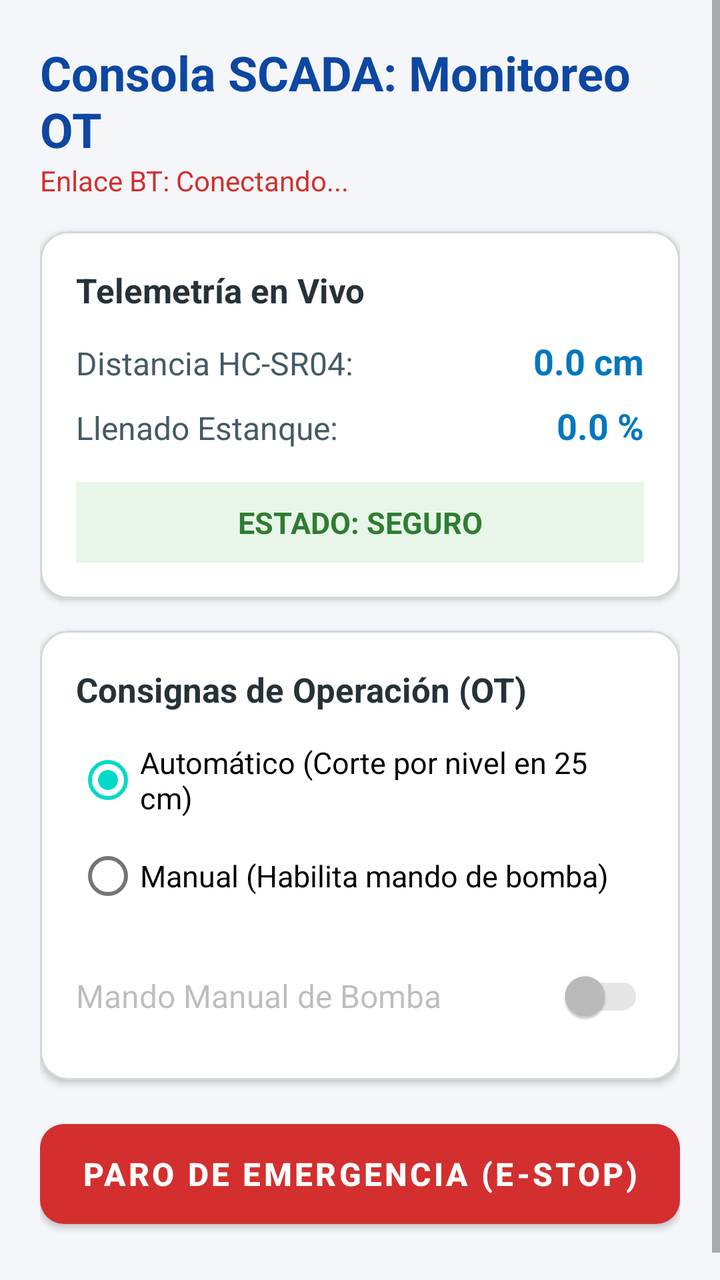
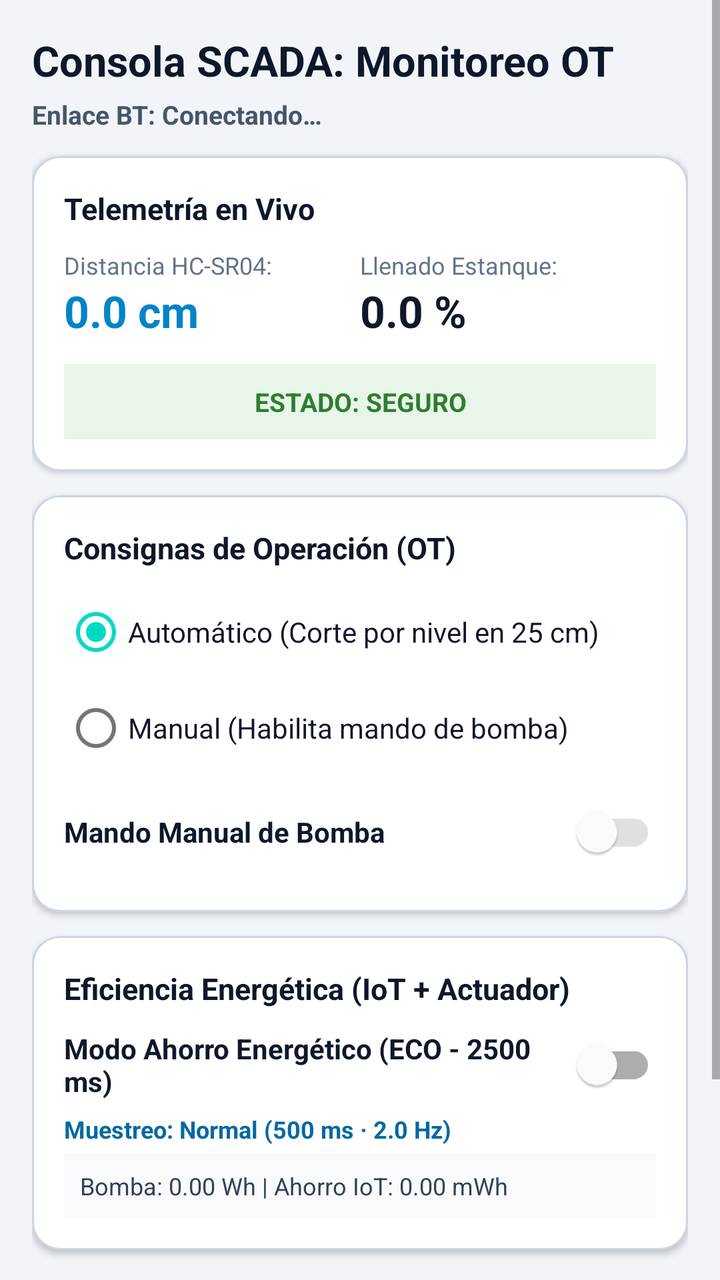

Before-and-after screenshots of an Android layout around one commit, followed by the original layout XML and the change that was made.
<!-- AndroidManifest.xml: application theme Theme.MaterialComponents.DayNight.NoActionBar -->
<!-- res/layout/activity_monitoreo.xml -->
<?xml version="1.0" encoding="utf-8"?>
<ScrollView xmlns:android="http://schemas.android.com/apk/res/android"
    xmlns:app="http://schemas.android.com/apk/res-auto"
    android:layout_width="match_parent"
    android:layout_height="match_parent"
    android:background="#F4F6F9"
    android:fillViewport="true">

    <LinearLayout
        android:layout_width="match_parent"
        android:layout_height="wrap_content"
        android:orientation="vertical"
        android:padding="20dp">

        
        <TextView
            android:layout_width="wrap_content"
            android:layout_height="wrap_content"
            android:text="Consola SCADA: Monitoreo OT"
            android:textSize="24sp"
            android:textStyle="bold"
            android:textColor="#0D47A1" />

        <TextView
            android:id="@+id/tvEstadoEnlaceBT"
            android:layout_width="wrap_content"
            android:layout_height="wrap_content"
            android:text="Enlace BT: Conectando..."
            android:textSize="14sp"
            android:textColor="#D32F2F"
            android:layout_marginBottom="16dp" />

        
        <com.google.android.material.card.MaterialCardView
            android:layout_width="match_parent"
            android:layout_height="wrap_content"
            app:cardCornerRadius="14dp"
            app:cardElevation="2dp"
            app:strokeColor="#CFD8DC"
            app:strokeWidth="1dp"
            android:layout_marginBottom="16dp">

            <LinearLayout
                android:layout_width="match_parent"
                android:layout_height="wrap_content"
                android:orientation="vertical"
                android:padding="18dp">

                <TextView
                    android:layout_width="wrap_content"
                    android:layout_height="wrap_content"
                    android:text="Telemetría en Vivo"
                    android:textStyle="bold"
                    android:textSize="17sp"
                    android:textColor="#263238" />

                <LinearLayout
                    android:layout_width="match_parent"
                    android:layout_height="wrap_content"
                    android:orientation="horizontal"
                    android:layout_marginTop="12dp">

                    <TextView
                        android:layout_width="0dp"
                        android:layout_height="wrap_content"
                        android:layout_weight="1"
                        android:text="Distancia HC-SR04:"
                        android:textSize="16sp"
                        android:textColor="#455A64" />

                    <TextView
                        android:id="@+id/tvDistanciaSCADA"
                        android:layout_width="wrap_content"
                        android:layout_height="wrap_content"
                        android:text="0.0 cm"
                        android:textSize="18sp"
                        android:textStyle="bold"
                        android:textColor="#0277BD" />
                </LinearLayout>

                <LinearLayout
                    android:layout_width="match_parent"
                    android:layout_height="wrap_content"
                    android:orientation="horizontal"
                    android:layout_marginTop="8dp">

                    <TextView
                        android:layout_width="0dp"
                        android:layout_height="wrap_content"
                        android:layout_weight="1"
                        android:text="Llenado Estanque:"
                        android:textSize="16sp"
                        android:textColor="#455A64" />

                    <TextView
                        android:id="@+id/tvPorcentajeSCADA"
                        android:layout_width="wrap_content"
                        android:layout_height="wrap_content"
                        android:text="0.0 %"
                        android:textSize="18sp"
                        android:textStyle="bold"
                        android:textColor="#0277BD" />
                </LinearLayout>

                <TextView
                    android:id="@+id/tvSemaforoAlerta"
                    android:layout_width="match_parent"
                    android:layout_height="wrap_content"
                    android:text="ESTADO: SEGURO"
                    android:textAlignment="center"
                    android:textStyle="bold"
                    android:textSize="15sp"
                    android:textColor="#2E7D32"
                    android:background="#E8F5E9"
                    android:padding="10dp"
                    android:layout_marginTop="16dp" />
            </LinearLayout>
        </com.google.android.material.card.MaterialCardView>

        
        <com.google.android.material.card.MaterialCardView
            android:id="@+id/cardControlesOT"
            android:layout_width="match_parent"
            android:layout_height="wrap_content"
            app:cardCornerRadius="14dp"
            app:cardElevation="2dp"
            app:strokeColor="#CFD8DC"
            app:strokeWidth="1dp"
            android:layout_marginBottom="16dp">

            <LinearLayout
                android:layout_width="match_parent"
                android:layout_height="wrap_content"
                android:orientation="vertical"
                android:padding="18dp">

                <TextView
                    android:layout_width="wrap_content"
                    android:layout_height="wrap_content"
                    android:text="Consignas de Operación (OT)"
                    android:textStyle="bold"
                    android:textSize="17sp"
                    android:textColor="#263238" />

                <RadioGroup
                    android:id="@+id/rgModosSCADA"
                    android:layout_width="match_parent"
                    android:layout_height="wrap_content"
                    android:layout_marginTop="10dp">

                    <RadioButton
                        android:id="@+id/rbAuto"
                        android:layout_width="match_parent"
                        android:layout_height="wrap_content"
                        android:text="Automático (Corte por nivel en 25 cm)"
                        android:textSize="15sp"
                        android:checked="true" />

                    <RadioButton
                        android:id="@+id/rbManual"
                        android:layout_width="match_parent"
                        android:layout_height="wrap_content"
                        android:text="Manual (Habilita mando de bomba)"
                        android:textSize="15sp" />
                </RadioGroup>

                
                <androidx.appcompat.widget.SwitchCompat
                    android:id="@+id/switchMandoManual"
                    android:layout_width="match_parent"
                    android:layout_height="wrap_content"
                    android:text="Mando Manual de Bomba"
                    android:textSize="16sp"
                    android:enabled="false"
                    android:layout_marginTop="12dp" />
            </LinearLayout>
        </com.google.android.material.card.MaterialCardView>

        
        <com.google.android.material.button.MaterialButton
            android:id="@+id/btnParoEmergencia"
            android:layout_width="match_parent"
            android:layout_height="62dp"
            android:text="PARO DE EMERGENCIA (E-STOP)"
            android:textStyle="bold"
            android:textSize="16sp"
            app:cornerRadius="12dp"
            app:backgroundTint="#D32F2F"
            android:layout_marginBottom="16dp" />

    </LinearLayout>
</ScrollView>
<!-- resources referenced by this layout -->
<resources>

</resources>

<!-- the commit's change to res/layout/activity_monitoreo.xml (unified diff, before → after) -->
@@ -3,190 +3,260 @@
     xmlns:app="http://schemas.android.com/apk/res-auto"
     android:layout_width="match_parent"
     android:layout_height="match_parent"
-    android:background="#F4F6F9"
+    android:background="#F1F5F9"
     android:fillViewport="true">
 
     <LinearLayout
         android:layout_width="match_parent"
         android:layout_height="wrap_content"
         android:orientation="vertical"
-        android:padding="20dp">
-
-        
+        android:padding="16dp">
+
         <TextView
             android:layout_width="wrap_content"
             android:layout_height="wrap_content"
-            android:text="Consola SCADA: Monitoreo OT"
-            android:textSize="24sp"
-            android:textStyle="bold"
-            android:textColor="#0D47A1" />
+            android:text="@string/scada_titulo"
+            android:textColor="#0F172A"
+            android:textSize="21sp"
+            android:textStyle="bold" />
 
         <TextView
             android:id="@+id/tvEstadoEnlaceBT"
-            android:layout_width="wrap_content"
-            android:layout_height="wrap_content"
-            android:text="Enlace BT: Conectando..."
-            android:textSize="14sp"
-            android:textColor="#D32F2F"
-            android:layout_marginBottom="16dp" />
+            android:layout_width="match_parent"
+            android:layout_height="wrap_content"
+            android:layout_marginTop="4dp"
+            android:text="@string/scada_estado_bt"
+            android:textColor="#475569"
+            android:textSize="13sp"
+            android:textStyle="bold" />
 
         
         <com.google.android.material.card.MaterialCardView
             android:layout_width="match_parent"
             android:layout_height="wrap_content"
+            android:layout_marginTop="12dp"
+            app:cardBackgroundColor="#FFFFFF"
             app:cardCornerRadius="14dp"
             app:cardElevation="2dp"
-            app:strokeColor="#CFD8DC"
-            app:strokeWidth="1dp"
-            android:layout_marginBottom="16dp">
+            app:strokeColor="#CBD5E1"
+            app:strokeWidth="1dp">
 
             <LinearLayout
                 android:layout_width="match_parent"
                 android:layout_height="wrap_content"
                 android:orientation="vertical"
-                android:padding="18dp">
+                android:padding="16dp">
 
                 <TextView
                     android:layout_width="wrap_content"
                     android:layout_height="wrap_content"
-                    android:text="Telemetría en Vivo"
-                    android:textStyle="bold"
-                    android:textSize="17sp"
-                    android:textColor="#263238" />
+                    android:text="@string/scada_telemetria"
+                    android:textColor="#0F172A"
+                    android:textSize="15sp"
+                    android:textStyle="bold" />
 
                 <LinearLayout
                     android:layout_width="match_parent"
                     android:layout_height="wrap_content"
-                    android:orientation="horizontal"
-                    android:layout_marginTop="12dp">
-
-                    <TextView
+                    android:layout_marginTop="10dp"
+                    android:baselineAligned="false"
+                    android:orientation="horizontal">
+
+                    <LinearLayout
                         android:layout_width="0dp"
                         android:layout_height="wrap_content"
                         android:layout_weight="1"
-                        android:text="Distancia HC-SR04:"
-                        android:textSize="16sp"
-                        android:textColor="#455A64" />
-
-                    <TextView
-                        android:id="@+id/tvDistanciaSCADA"
-                        android:layout_width="wrap_content"
-                        android:layout_height="wrap_content"
-                        android:text="0.0 cm"
-                        android:textSize="18sp"
-                        android:textStyle="bold"
-                        android:textColor="#0277BD" />
+                        android:orientation="vertical">
+
+                        <TextView
+                            android:layout_width="wrap_content"
+                            android:layout_height="wrap_content"
+                            android:text="@string/scada_distancia"
+                            android:textColor="#64748B"
+                            android:textSize="12sp" />
+
+                        <TextView
+                            android:id="@+id/tvDistanciaSCADA"
+                            android:layout_width="wrap_content"
+                            android:layout_height="wrap_content"
+                            android:text="@string/scada_distancia_inicial"
+                            android:textColor="#0284C7"
+                            android:textSize="22sp"
+                            android:textStyle="bold" />
+                    </LinearLayout>
+
+                    <LinearLayout
+                        android:layout_width="0dp"
+                        android:layout_height="wrap_content"
+                        android:layout_weight="1"
+                        android:orientation="vertical">
+
+                        <TextView
+                            android:layout_width="wrap_content"
+                            android:layout_height="wrap_content"
+                            android:text="@string/scada_llenado"
+                            android:textColor="#64748B"
+                            android:textSize="12sp" />
+
+                        <TextView
+                            android:id="@+id/tvPorcentajeSCADA"
+                            android:layout_width="wrap_content"
+                            android:layout_height="wrap_content"
+                            android:text="@string/scada_porcentaje_inicial"
+                            android:textColor="#0F172A"
+                            android:textSize="22sp"
+                            android:textStyle="bold" />
+                    </LinearLayout>
                 </LinearLayout>
 
-                <LinearLayout
-                    android:layout_width="match_parent"
-                    android:layout_height="wrap_content"
-                    android:orientation="horizontal"
-                    android:layout_marginTop="8dp">
-
-                    <TextView
-                        android:layout_width="0dp"
-                        android:layout_height="wrap_content"
-                        android:layout_weight="1"
-                        android:text="Llenado Estanque:"
-                        android:textSize="16sp"
-                        android:textColor="#455A64" />
-
-                    <TextView
-                        android:id="@+id/tvPorcentajeSCADA"
-                        android:layout_width="wrap_content"
-                        android:layout_height="wrap_content"
-                        android:text="0.0 %"
-                        android:textSize="18sp"
-                        android:textStyle="bold"
-                        android:textColor="#0277BD" />
-                </LinearLayout>
-
                 <TextView
                     android:id="@+id/tvSemaforoAlerta"
                     android:layout_width="match_parent"
                     android:layout_height="wrap_content"
-                    android:text="ESTADO: SEGURO"
-                    android:textAlignment="center"
-                    android:textStyle="bold"
-                    android:textSize="15sp"
+                    android:layout_marginTop="12dp"
+                    android:background="#E8F5E9"
+                    android:gravity="center"
+                    android:padding="10dp"
+                    android:text="@string/scada_estado_seguro"
                     android:textColor="#2E7D32"
-                    android:background="#E8F5E9"
-                    android:padding="10dp"
-                    android:layout_marginTop="16dp" />
+                    android:textSize="13sp"
+                    android:textStyle="bold" />
             </LinearLayout>
         </com.google.android.material.card.MaterialCardView>
 
         
         <com.google.android.material.card.MaterialCardView
-            android:id="@+id/cardControlesOT"
-            android:layout_width="match_parent"
-            android:layout_height="wrap_content"
+            android:layout_width="match_parent"
+            android:layout_height="wrap_content"
+            android:layout_marginTop="12dp"
+            app:cardBackgroundColor="#FFFFFF"
             app:cardCornerRadius="14dp"
             app:cardElevation="2dp"
-            app:strokeColor="#CFD8DC"
-            app:strokeWidth="1dp"
-            android:layout_marginBottom="16dp">
+            app:strokeColor="#CBD5E1"
+            app:strokeWidth="1dp">
 
             <LinearLayout
                 android:layout_width="match_parent"
                 android:layout_height="wrap_content"
                 android:orientation="vertical"
-                android:padding="18dp">
+                android:padding="16dp">
 
                 <TextView
                     android:layout_width="wrap_content"
                     android:layout_height="wrap_content"
-                    android:text="Consignas de Operación (OT)"
-                    android:textStyle="bold"
-                    android:textSize="17sp"
-                    android:textColor="#263238" />
+                    android:text="@string/scada_consignas"
+                    android:textColor="#0F172A"
+                    android:textSize="15sp"
+                    android:textStyle="bold" />
 
                 <RadioGroup
                     android:id="@+id/rgModosSCADA"
                     android:layout_width="match_parent"
                     android:layout_height="wrap_content"
-                    android:layout_marginTop="10dp">
+                    android:layout_marginTop="8dp">
 
                     <RadioButton
                         android:id="@+id/rbAuto"
                         android:layout_width="match_parent"
                         android:layout_height="wrap_content"
-                        android:text="Automático (Corte por nivel en 25 cm)"
-                        android:textSize="15sp"
-                        android:checked="true" />
+                        android:checked="true"
+                        android:text="@string/scada_modo_automatico"
+                        android:textColor="#0F172A" />
 
                     <RadioButton
                         android:id="@+id/rbManual"
                         android:layout_width="match_parent"
                         android:layout_height="wrap_content"
-                        android:text="Manual (Habilita mando de bomba)"
-                        android:textSize="15sp" />
+                        android:text="@string/scada_modo_manual"
+                        android:textColor="#0F172A" />
                 </RadioGroup>
 
-                
-                <androidx.appcompat.widget.SwitchCompat
+                <com.google.android.material.switchmaterial.SwitchMaterial
                     android:id="@+id/switchMandoManual"
                     android:layout_width="match_parent"
                     android:layout_height="wrap_content"
-                    android:text="Mando Manual de Bomba"
-                    android:textSize="16sp"
+                    android:layout_marginTop="4dp"
                     android:enabled="false"
-                    android:layout_marginTop="12dp" />
+                    android:text="@string/scada_mando_manual"
+                    android:textColor="#0F172A"
+                    android:textStyle="bold" />
             </LinearLayout>
         </com.google.android.material.card.MaterialCardView>
 
         
+        <com.google.android.material.card.MaterialCardView
+            android:layout_width="match_parent"
+            android:layout_height="wrap_content"
+            android:layout_marginTop="12dp"
+            app:cardBackgroundColor="#FFFFFF"
+            app:cardCornerRadius="14dp"
+            app:cardElevation="2dp"
+            app:strokeColor="#CBD5E1"
+            app:strokeWidth="1dp">
+
+            <LinearLayout
+                android:layout_width="match_parent"
+                android:layout_height="wrap_content"
+                android:orientation="vertical"
+                android:padding="16dp">
+
+                <TextView
+                    android:layout_width="wrap_content"
+                    android:layout_height="wrap_content"
+                    android:text="@string/scada_energia_titulo"
+                    android:textColor="#0F172A"
+                    android:textSize="15sp"
+                    android:textStyle="bold" />
+
+                <com.google.android.material.switchmaterial.SwitchMaterial
+                    android:id="@+id/switchModoEco"
+                    android:layout_width="match_parent"
+                    android:layout_height="wrap_content"
+                    android:layout_marginTop="4dp"
+                    android:text="@string/scada_switch_eco"
+                    android:textColor="#0F172A"
+                    android:textStyle="bold" />
+
+                <TextView
+                    android:id="@+id/tvFrecuenciaTelemetria"
+                    android:layout_width="match_parent"
+                    android:layout_height="wrap_content"
+                    android:text="@string/scada_energia_telemetria_normal"
+                    android:textColor="#0369A1"
+                    android:textSize="12sp"
+                    android:textStyle="bold" />
+
+                <TextView
+                    android:id="@+id/tvMetricasEnergia"
+                    android:layout_width="match_parent"
+                    android:layout_height="wrap_content"
+                    android:layout_marginTop="4dp"
+                    android:background="#F8FAFC"
+                    android:padding="8dp"
+                    android:text="@string/scada_energia_consumo_inicial"
+                    android:textColor="#334155"
+                    android:textSize="12sp" />
+            </LinearLayout>
+        </com.google.android.material.card.MaterialCardView>
+
+        
         <com.google.android.material.button.MaterialButton
             android:id="@+id/btnParoEmergencia"
             android:layout_width="match_parent"
-            android:layout_height="62dp"
-            android:text="PARO DE EMERGENCIA (E-STOP)"
-            android:textStyle="bold"
-            android:textSize="16sp"
-            app:cornerRadius="12dp"
-            app:backgroundTint="#D32F2F"
-            android:layout_marginBottom="16dp" />
+            android:layout_height="wrap_content"
+            android:layout_marginTop="14dp"
+            android:text="@string/scada_paro_emergencia"
+            app:backgroundTint="#DC2626"
+            app:cornerRadius="12dp" />
+
+        <com.google.android.material.button.MaterialButton
+            android:id="@+id/btnAbrirHistorial"
+            style="@style/Widget.Material3.Button.OutlinedButton"
+            android:layout_width="match_parent"
+            android:layout_height="wrap_content"
+            android:layout_marginTop="8dp"
+            android:text="@string/historial_abrir"
+            app:cornerRadius="12dp" />
 
     </LinearLayout>
 </ScrollView>
<!-- resource entries referenced after the edit -->
@@ -1,5 +1,22 @@
 <!-- resources referenced by this layout -->
 <resources>
-
+  <string name="historial_abrir">VER HISTORIAL DE ACTIVIDAD</string>
+  <string name="scada_consignas">Consignas de Operación (OT)</string>
+  <string name="scada_distancia">Distancia HC-SR04:</string>
+  <string name="scada_distancia_inicial">0.0 cm</string>
+  <string name="scada_energia_consumo_inicial">Bomba: 0.00 Wh  |  Ahorro IoT: 0.00 mWh</string>
+  <string name="scada_energia_telemetria_normal">Muestreo: Normal (500 ms · 2.0 Hz)</string>
+  <string name="scada_energia_titulo">Eficiencia Energética (IoT + Actuador)</string>
+  <string name="scada_estado_bt">Enlace BT: Conectando…</string>
+  <string name="scada_estado_seguro">ESTADO: SEGURO</string>
+  <string name="scada_llenado">Llenado Estanque:</string>
+  <string name="scada_mando_manual">Mando Manual de Bomba</string>
+  <string name="scada_modo_automatico">Automático (Corte por nivel en 25 cm)</string>
+  <string name="scada_modo_manual">Manual (Habilita mando de bomba)</string>
+  <string name="scada_paro_emergencia">PARO DE EMERGENCIA (E-STOP)</string>
+  <string name="scada_porcentaje_inicial">0.0 %</string>
+  <string name="scada_switch_eco">Modo Ahorro Energético (ECO - 2500 ms)</string>
+  <string name="scada_telemetria">Telemetría en Vivo</string>
+  <string name="scada_titulo">Consola SCADA: Monitoreo OT</string>
 </resources>
 
